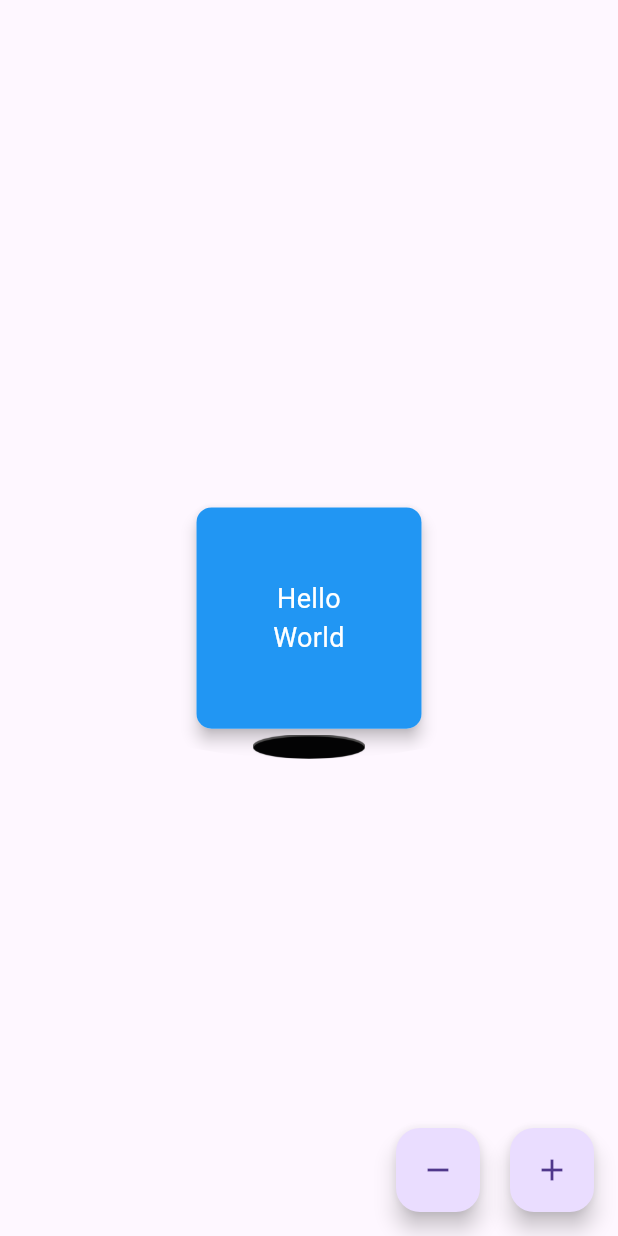
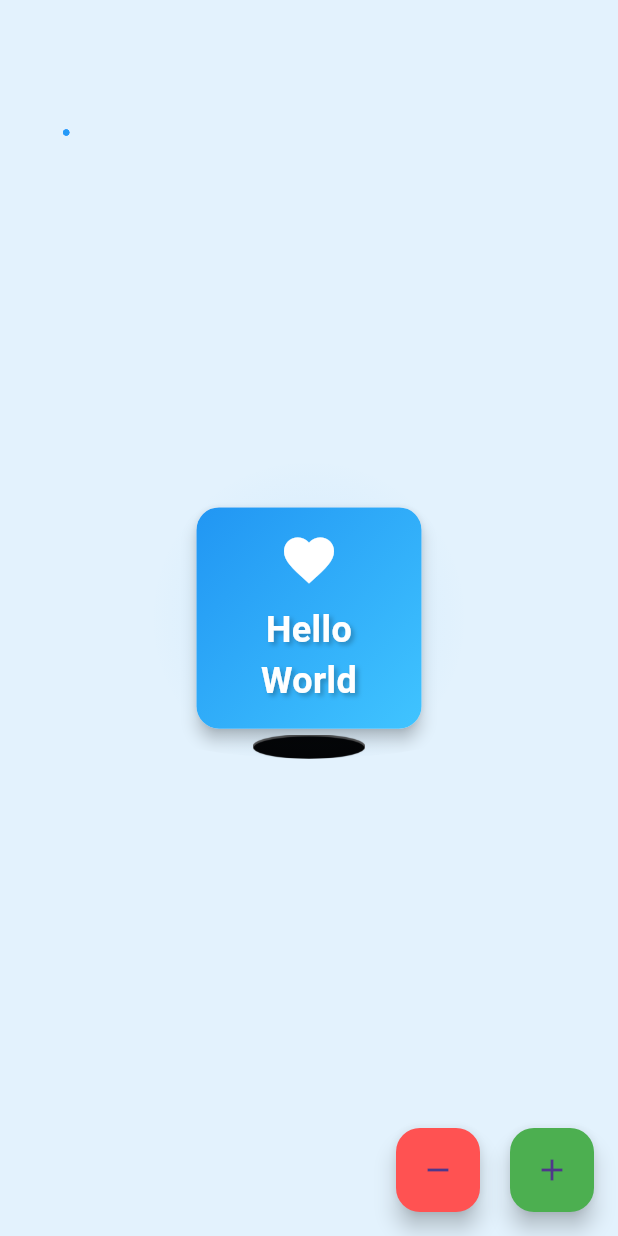
Before and after one commit to Demo7Vlizer/BlackHome_Animation, a Flutter app: the screen it shows after launch, after a tap on the "add" icon, on a phone screen of 412 x 824 dp. Run offline on Flutter 3.47's test engine with Material 3 defaults, Android fonts, the phone set to English and light mode, and no system bars.

Commit message:
make it more enhence

```diff
--- a/lib/card_hidden_animation_page.dart
+++ b/lib/card_hidden_animation_page.dart
@@ -48,10 +48,31 @@ class CardHiddenAnimationPageState extends State<CardHiddenAnimationPage>
   double get cardElevation =>
       cardElevationTween.evaluate(cardOffsetAnimationController);
 
+  // Add new animation controller for sparkle effect
+  late final sparkleController = AnimationController(
+    vsync: this,
+    duration: const Duration(milliseconds: 1500),
+  );
+
+  // Add background color animation
+  late final backgroundColorController = AnimationController(
+    vsync: this,
+    duration: const Duration(milliseconds: 800),
+  );
+
+  late final backgroundColorAnimation = ColorTween(
+    begin: Colors.grey[100],
+    end: Colors.blue[50],
+  ).animate(CurvedAnimation(
+    parent: backgroundColorController,
+    curve: Curves.easeInOut,
+  ));
+
   @override
   void initState() {
     holeAnimationController.addListener(() => setState(() {}));
     cardOffsetAnimationController.addListener(() => setState(() {}));
+    backgroundColorController.addListener(() => setState(() {}));
     cardOffsetAnimationController.value = 1.0;
     super.initState();
   }
@@ -60,23 +81,28 @@ class CardHiddenAnimationPageState extends State<CardHiddenAnimationPage>
   void dispose() {
     holeAnimationController.dispose();
     cardOffsetAnimationController.dispose();
+    backgroundColorController.dispose();
+    sparkleController.dispose();
     super.dispose();
   }
 
   @override
   Widget build(BuildContext context) {
     return Scaffold(
+      backgroundColor: backgroundColorAnimation.value,
       floatingActionButton: Row(
         mainAxisSize: MainAxisSize.min,
         children: [
           FloatingActionButton(
             onPressed: () async {
+              backgroundColorController.reverse();
               holeAnimationController.forward();
               await cardOffsetAnimationController.forward();
               Future.delayed(const Duration(milliseconds: 200),
                   () => holeAnimationController.reverse());
             },
             child: const Icon(Icons.remove),
+            backgroundColor: Colors.redAccent,
           ),
           const SizedBox(width: 20),
           FloatingActionButton(
@@ -84,14 +110,19 @@ class CardHiddenAnimationPageState extends State<CardHiddenAnimationPage>
               holeAnimationController.forward();
               await Future.delayed(const Duration(milliseconds: 200));
               cardOffsetAnimationController.reverse();
+              backgroundColorController.forward();
+              sparkleController.forward(from: 0);
               await Future.delayed(const Duration(milliseconds: 800));
               holeAnimationController.reverse();
             },
             child: const Icon(Icons.add),
+            backgroundColor: Colors.green,
           ),
         ],
       ),
-      body: Center(
+      body: Stack(
+        children: [
+          Center(
             child: SizedBox(
               height: cardSize * 1.25,
               width: double.infinity,
@@ -114,12 +145,21 @@ class CardHiddenAnimationPageState extends State<CardHiddenAnimationPage>
                           offset: Offset(0, cardOffset),
                           child: Transform.rotate(
                             angle: cardRotation,
-                        child: Padding(
+                            child: Stack(
+                              children: [
+                                // Add sparkle effect around the card
+                                SparkleEffect(
+                                  controller: sparkleController,
+                                  size: cardSize,
+                                ),
+                                Padding(
                                   padding: const EdgeInsets.all(20.0),
                                   child: HelloWorldCard(
                                     size: cardSize,
                                     elevation: cardElevation,
                                   ),
+                                ),
+                              ],
                             ),
                           ),
                         ),
@@ -129,6 +169,14 @@ class CardHiddenAnimationPageState extends State<CardHiddenAnimationPage>
                 ),
               ),
             ),
+          ),
+          // Add floating particles in the background
+          Positioned.fill(
+            child: CustomPaint(
+              painter: ParticlePainter(),
+            ),
+          ),
+        ],
       ),
     );
   }
@@ -160,6 +208,71 @@ class BlackHoleClipper extends CustomClipper<Path> {
   bool shouldReclip(BlackHoleClipper oldClipper) => false;
 }
 
+// Add new SparkleEffect widget
+class SparkleEffect extends StatelessWidget {
+  final AnimationController controller;
+  final double size;
+
+  const SparkleEffect({
+    Key? key,
+    required this.controller,
+    required this.size,
+  }) : super(key: key);
+
+  @override
+  Widget build(BuildContext context) {
+    return AnimatedBuilder(
+      animation: controller,
+      builder: (context, child) {
+        return Transform.scale(
+          scale: 1 + (0.2 * controller.value),
+          child: Opacity(
+            opacity: (1 - controller.value) * 0.5,
+            child: Container(
+              width: size + 40,
+              height: size + 40,
+              decoration: BoxDecoration(
+                shape: BoxShape.circle,
+                gradient: RadialGradient(
+                  colors: [
+                    Colors.blue.withOpacity(0.5),
+                    Colors.blue.withOpacity(0),
+                  ],
+                ),
+              ),
+            ),
+          ),
+        );
+      },
+    );
+  }
+}
+
+// Add ParticlePainter for background effect
+class ParticlePainter extends CustomPainter {
+  final List<Offset> particles = List.generate(
+    50,
+    (index) => Offset(
+      Random().nextDouble() * 400,
+      Random().nextDouble() * 800,
+    ),
+  );
+
+  @override
+  void paint(Canvas canvas, Size size) {
+    final paint = Paint()
+      ..color = Colors.blue.withOpacity(0.1)
+      ..style = PaintingStyle.fill;
+
+    for (var particle in particles) {
+      canvas.drawCircle(particle, 2, paint);
+    }
+  }
+
+  @override
+  bool shouldRepaint(CustomPainter oldDelegate) => false;
+}
+
 class HelloWorldCard extends StatelessWidget {
   const HelloWorldCard({
     Key? key,
@@ -174,20 +287,45 @@ class HelloWorldCard extends StatelessWidget {
   Widget build(BuildContext context) {
     return Material(
       elevation: elevation,
-      borderRadius: BorderRadius.circular(10),
-      child: SizedBox.square(
-        dimension: size,
-        child: DecoratedBox(
+      borderRadius: BorderRadius.circular(15),
+      child: Container(
+        width: size,
+        height: size,
         decoration: BoxDecoration(
-            borderRadius: BorderRadius.circular(10),
-            color: Colors.blue,
+          borderRadius: BorderRadius.circular(15),
+          gradient: const LinearGradient(
+            begin: Alignment.topLeft,
+            end: Alignment.bottomRight,
+            colors: [Colors.blue, Colors.lightBlueAccent],
+          ),
         ),
         child: const Center(
-            child: Text(
+          child: Column(
+            mainAxisAlignment: MainAxisAlignment.center,
+            children: [
+              Icon(
+                Icons.favorite,
+                color: Colors.white,
+                size: 40,
+              ),
+              SizedBox(height: 10),
+              Text(
                 'Hello\nWorld',
                 textAlign: TextAlign.center,
-              style: TextStyle(color: Colors.white, fontSize: 18),
+                style: TextStyle(
+                  color: Colors.white,
+                  fontSize: 24,
+                  fontWeight: FontWeight.bold,
+                  shadows: [
+                    Shadow(
+                      color: Colors.black26,
+                      offset: Offset(2, 2),
+                      blurRadius: 4,
                     ),
+                  ],
+                ),
+              ),
+            ],
           ),
         ),
       ),
```
Lines whose indentation alone changed are shown as unchanged.
